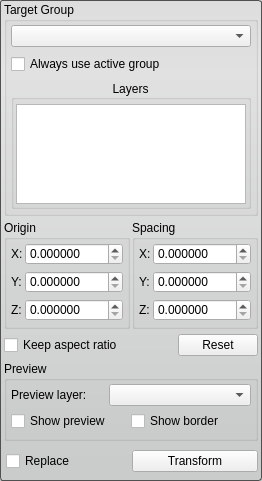
This is Interface/ToolInterface/TransformToolInterface.ui in jessdtate/Seg3D as Qt 5 draws it before an edit. The edited form follows.
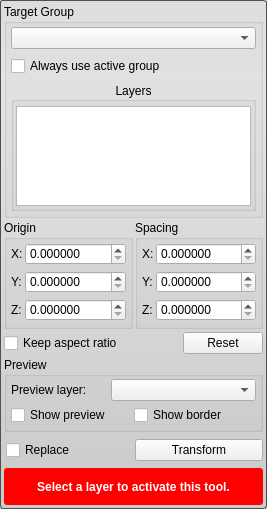
This is the edited form.

Commit message: added a warning to the all the tools and filters for when the proper layer isnt selected.

The edit to the form file:
```diff
--- a/Interface/ToolInterface/TransformToolInterface.ui
+++ b/Interface/ToolInterface/TransformToolInterface.ui
@@ -6,8 +6,8 @@
    <rect>
     <x>0</x>
     <y>0</y>
-    <width>262</width>
-    <height>481</height>
+    <width>267</width>
+    <height>509</height>
    </rect>
   </property>
   <property name="sizePolicy">
@@ -34,18 +34,9 @@
   </property>
   <layout class="QVBoxLayout" name="verticalLayout_3">
    <property name="spacing">
-    <number>4</number>
-   </property>
-   <property name="leftMargin">
-    <number>4</number>
-   </property>
-   <property name="topMargin">
     <number>2</number>
    </property>
-   <property name="rightMargin">
-    <number>4</number>
-   </property>
-   <property name="bottomMargin">
+   <property name="margin">
     <number>4</number>
    </property>
    <item>
@@ -763,6 +754,48 @@
      </layout>
     </widget>
    </item>
+   <item>
+    <widget class="QWidget" name="message_alert_" native="true">
+     <property name="minimumSize">
+      <size>
+       <width>0</width>
+       <height>32</height>
+      </size>
+     </property>
+     <property name="styleSheet">
+      <string notr="true">QLabel#message_{
+	color: white;
+	font: bold;
+}
+
+QWidget#message_alert_{
+	border-radius: 3px;
+	background-color: red;
+}</string>
+     </property>
+     <layout class="QHBoxLayout" name="horizontalLayout_14">
+      <property name="spacing">
+       <number>0</number>
+      </property>
+      <property name="margin">
+       <number>4</number>
+      </property>
+      <item>
+       <widget class="QLabel" name="message_">
+        <property name="text">
+         <string>Select a layer to activate this tool.</string>
+        </property>
+        <property name="alignment">
+         <set>Qt::AlignCenter</set>
+        </property>
+        <property name="wordWrap">
+         <bool>true</bool>
+        </property>
+       </widget>
+      </item>
+     </layout>
+    </widget>
+   </item>
   </layout>
  </widget>
  <resources/>
```
The commit also changes 67 other files.
